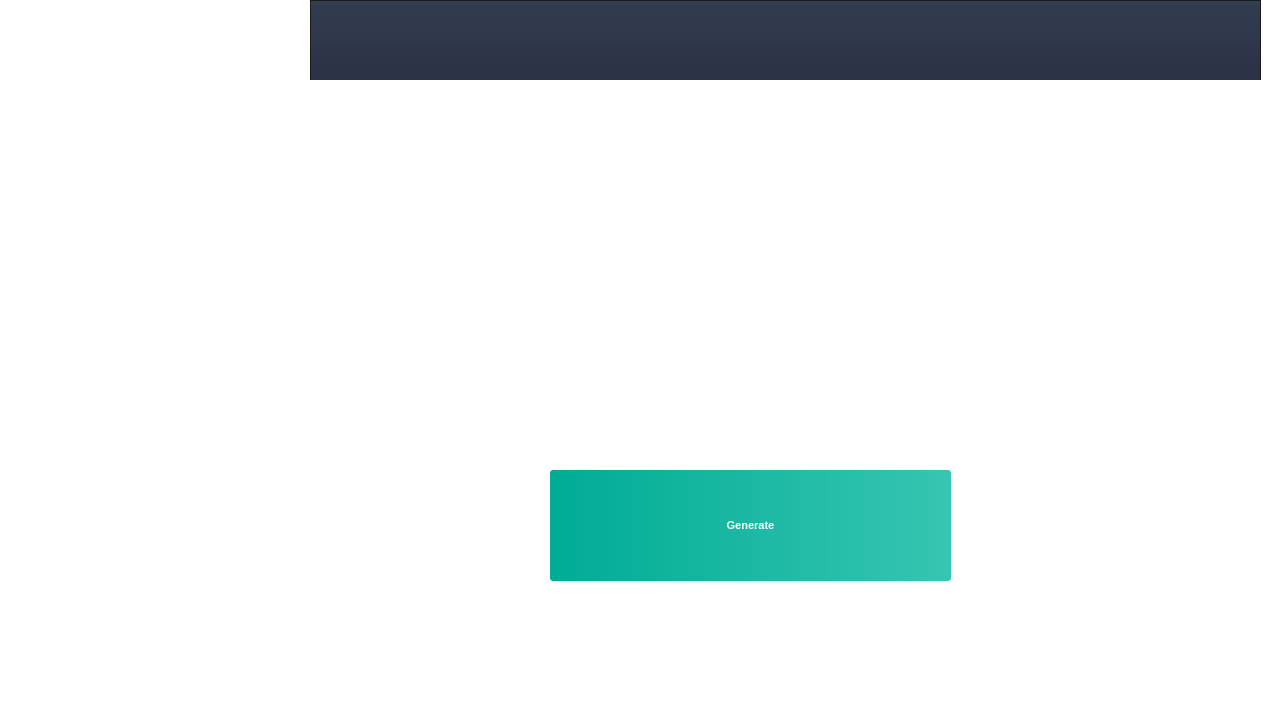
First picture: the form in mainwindow.ui, repository AlaBelgacem/SmartAid-2A1, before the edit.
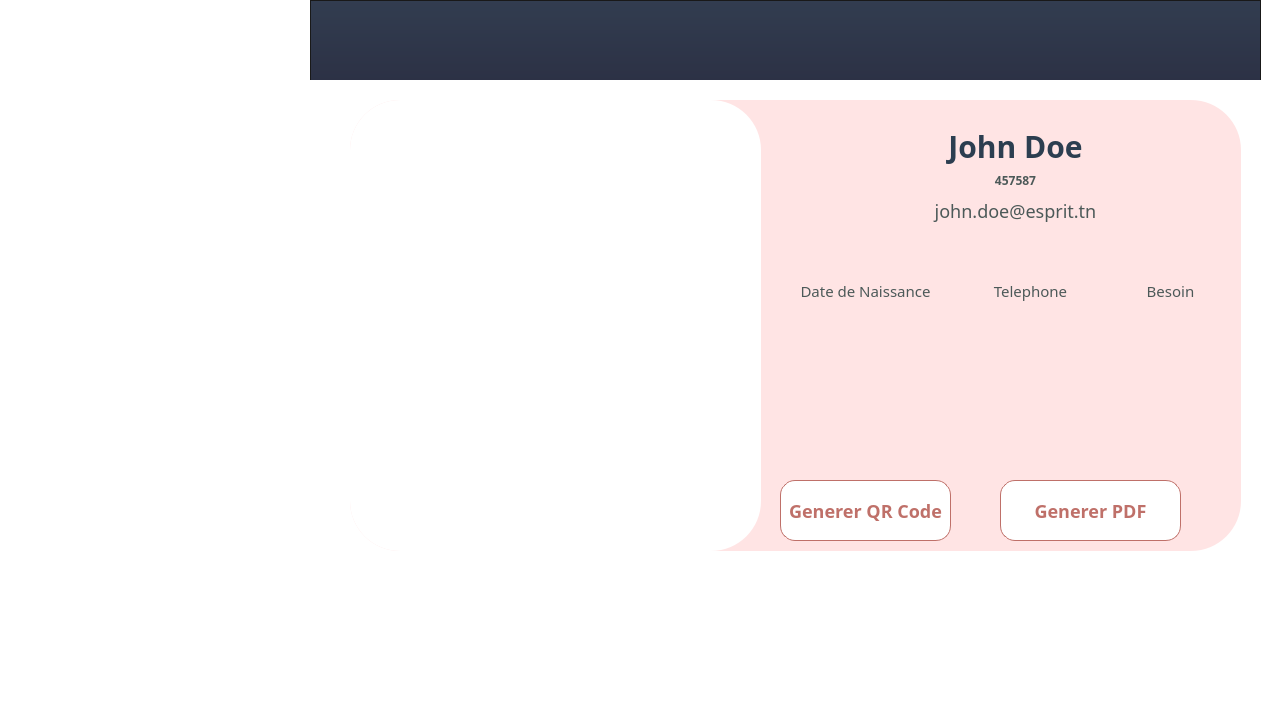
Second picture: the form after the edit. The open tabs and pages were chosen to show the change. Icons and pictures are not drawn.

Diff of the .ui file:
```diff
--- a/mainwindow.ui
+++ b/mainwindow.ui
@@ -1572,31 +1572,324 @@
        </widget>
       </widget>
       <widget class="QWidget" name="QrCode">
-       <widget class="QLabel" name="qrcode">
+       <widget class="QFrame" name="frame_4">
         <property name="geometry">
          <rect>
-          <x>440</x>
-          <y>160</y>
-          <width>201</width>
-          <height>181</height>
+          <x>40</x>
+          <y>20</y>
+          <width>891</width>
+          <height>451</height>
          </rect>
         </property>
-        <property name="text">
-         <string/>
+        <property name="styleSheet">
+         <string notr="true">border-radius:50px;
+
+background-color: rgb(255, 228, 228);
+
+</string>
         </property>
-       </widget>
-       <widget class="QPushButton" name="qrcode_button">
-        <property name="geometry">
-         <rect>
-          <x>240</x>
-          <y>390</y>
-          <width>401</width>
-          <height>111</height>
-         </rect>
+        <property name="frameShape">
+         <enum>QFrame::StyledPanel</enum>
         </property>
-        <property name="text">
-         <string>Generate</string>
+        <property name="frameShadow">
+         <enum>QFrame::Raised</enum>
         </property>
+        <widget class="QLabel" name="qrcode">
+         <property name="geometry">
+          <rect>
+           <x>0</x>
+           <y>0</y>
+           <width>411</width>
+           <height>451</height>
+          </rect>
+         </property>
+         <property name="autoFillBackground">
+          <bool>false</bool>
+         </property>
+         <property name="styleSheet">
+          <string notr="true">background-color:#fff;
+border-radius:50px;
+</string>
+         </property>
+         <property name="text">
+          <string/>
+         </property>
+         <property name="scaledContents">
+          <bool>false</bool>
+         </property>
+         <property name="alignment">
+          <set>Qt::AlignCenter</set>
+         </property>
+         <property name="wordWrap">
+          <bool>false</bool>
+         </property>
+        </widget>
+        <widget class="QLabel" name="namelabel">
+         <property name="geometry">
+          <rect>
+           <x>500</x>
+           <y>20</y>
+           <width>331</width>
+           <height>51</height>
+          </rect>
+         </property>
+         <property name="styleSheet">
+          <string notr="true">color: #2C3E50;
+font-size:30px;
+font:bold;
+font-family : century gothic;</string>
+         </property>
+         <property name="text">
+          <string>John Doe</string>
+         </property>
+         <property name="alignment">
+          <set>Qt::AlignCenter</set>
+         </property>
+        </widget>
+        <widget class="QLabel" name="email_label">
+         <property name="geometry">
+          <rect>
+           <x>450</x>
+           <y>90</y>
+           <width>431</width>
+           <height>41</height>
+          </rect>
+         </property>
+         <property name="styleSheet">
+          <string notr="true">color: #4C5958;
+font-size:18px;
+font-family : century gothic;</string>
+         </property>
+         <property name="text">
+          <string>john.doe@esprit.tn</string>
+         </property>
+         <property name="alignment">
+          <set>Qt::AlignCenter</set>
+         </property>
+        </widget>
+        <widget class="QLabel" name="datedenai">
+         <property name="geometry">
+          <rect>
+           <x>440</x>
+           <y>170</y>
+           <width>151</width>
+           <height>41</height>
+          </rect>
+         </property>
+         <property name="styleSheet">
+          <string notr="true">color: #4C5958;
+font-size:15px;
+font-family : century gothic;</string>
+         </property>
+         <property name="text">
+          <string>Date de Naissance</string>
+         </property>
+         <property name="alignment">
+          <set>Qt::AlignCenter</set>
+         </property>
+        </widget>
+        <widget class="QLabel" name="telephone">
+         <property name="geometry">
+          <rect>
+           <x>640</x>
+           <y>170</y>
+           <width>81</width>
+           <height>41</height>
+          </rect>
+         </property>
+         <property name="styleSheet">
+          <string notr="true">color: #4C5958;
+font-size:15px;
+font-family : century gothic;</string>
+         </property>
+         <property name="text">
+          <string>Telephone</string>
+         </property>
+         <property name="alignment">
+          <set>Qt::AlignCenter</set>
+         </property>
+        </widget>
+        <widget class="QLabel" name="besoin">
+         <property name="geometry">
+          <rect>
+           <x>780</x>
+           <y>170</y>
+           <width>81</width>
+           <height>41</height>
+          </rect>
+         </property>
+         <property name="styleSheet">
+          <string notr="true">color: #4C5958;
+font-size:15px;
+font-family : century gothic;</string>
+         </property>
+         <property name="text">
+          <string>Besoin</string>
+         </property>
+         <property name="alignment">
+          <set>Qt::AlignCenter</set>
+         </property>
+        </widget>
+        <widget class="QLabel" name="date_nai_label">
+         <property name="geometry">
+          <rect>
+           <x>430</x>
+           <y>210</y>
+           <width>171</width>
+           <height>31</height>
+          </rect>
+         </property>
+         <property name="styleSheet">
+          <string notr="true">color: #2C3E50;
+font-size:18px;
+font:bold;
+font-family : century gothic;</string>
+         </property>
+         <property name="text">
+          <string/>
+         </property>
+         <property name="alignment">
+          <set>Qt::AlignCenter</set>
+         </property>
+        </widget>
+        <widget class="QLabel" name="telephone_label">
+         <property name="geometry">
+          <rect>
+           <x>620</x>
+           <y>210</y>
+           <width>121</width>
+           <height>31</height>
+          </rect>
+         </property>
+         <property name="styleSheet">
+          <string notr="true">color: #2C3E50;
+font-size:15px;
+font:bold;
+font-family : century gothic;</string>
+         </property>
+         <property name="text">
+          <string/>
+         </property>
+         <property name="scaledContents">
+          <bool>true</bool>
+         </property>
+         <property name="alignment">
+          <set>Qt::AlignCenter</set>
+         </property>
+         <property name="wordWrap">
+          <bool>true</bool>
+         </property>
+        </widget>
+        <widget class="QLabel" name="besoin_label">
+         <property name="geometry">
+          <rect>
+           <x>760</x>
+           <y>210</y>
+           <width>121</width>
+           <height>31</height>
+          </rect>
+         </property>
+         <property name="styleSheet">
+          <string notr="true">color: #2C3E50;
+font-size:15px;
+font:bold;
+font-family : century gothic;</string>
+         </property>
+         <property name="text">
+          <string/>
+         </property>
+         <property name="scaledContents">
+          <bool>true</bool>
+         </property>
+         <property name="alignment">
+          <set>Qt::AlignCenter</set>
+         </property>
+         <property name="wordWrap">
+          <bool>true</bool>
+         </property>
+        </widget>
+        <widget class="QLabel" name="id_label">
+         <property name="geometry">
+          <rect>
+           <x>610</x>
+           <y>70</y>
+           <width>111</width>
+           <height>21</height>
+          </rect>
+         </property>
+         <property name="styleSheet">
+          <string notr="true">color: #4C5958;
+font-size:12px;
+font:bold;
+font-family : century gothic;</string>
+         </property>
+         <property name="text">
+          <string>457587</string>
+         </property>
+         <property name="alignment">
+          <set>Qt::AlignCenter</set>
+         </property>
+        </widget>
+        <widget class="QPushButton" name="qrcode_button">
+         <property name="geometry">
+          <rect>
+           <x>430</x>
+           <y>380</y>
+           <width>171</width>
+           <height>61</height>
+          </rect>
+         </property>
+         <property name="styleSheet">
+          <string notr="true">QPushButton{
+font-size:18px;
+font-family:century gothic;
+background:white;
+border-radius:60px;
+color:#BF7069;
+border-radius:15px;
+border:1px solid #BF7069;
+}
+QPushButton:hover{
+color:#FFABAB;
+/*background:#801414;*/
+background:rgb(255, 228, 228);
+border-radius:15px;
+}</string>
+         </property>
+         <property name="text">
+          <string>Generer QR Code</string>
+         </property>
+        </widget>
+        <widget class="QPushButton" name="generatepdf">
+         <property name="geometry">
+          <rect>
+           <x>650</x>
+           <y>380</y>
+           <width>181</width>
+           <height>61</height>
+          </rect>
+         </property>
+         <property name="styleSheet">
+          <string notr="true">QPushButton{
+font-size:18px;
+font-family:century gothic;
+background:white;
+border-radius:60px;
+color:#BF7069;
+border-radius:15px;
+border:1px solid #BF7069;
+}
+QPushButton:hover{
+color:#FFABAB;
+/*background:#801414;*/
+background:rgb(255, 228, 228);
+border-radius:15px;
+}</string>
+         </property>
+         <property name="text">
+          <string>Generer PDF</string>
+         </property>
+        </widget>
        </widget>
       </widget>
       <widget class="QWidget" name="Statistiques"/>
```
Left out of the diff: 4 changed lines with no effect on the pictures.
